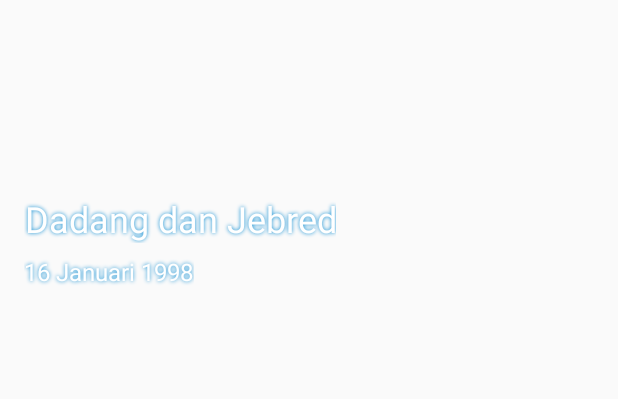
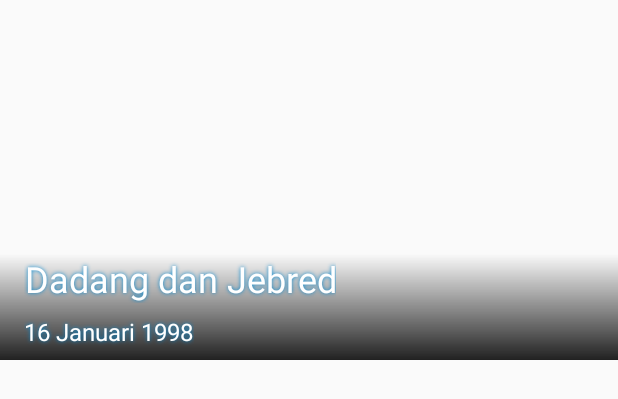
Before and after one commit to indraAsLesmana/Nikahin, an Android app: the layout item_invitation_gallery.xml on its own in the app's theme, with its tools: preview values and no code run, on a phone screen of 412 x 824 dp. Shown: the top 399 px of the screen. Run offline under Robolectric (Android 15) with nearby library versions, the phone set to English and light mode, and no system bars.

Commit message:
add gradient effect on list.

```diff
--- a/mobile/src/main/res/layout-v21/item_invitation_gallery.xml
+++ b/mobile/src/main/res/layout-v21/item_invitation_gallery.xml
@@ -13,10 +13,11 @@
         android:transitionName="@string/transaction_header"/>
 
     <LinearLayout
-        android:layout_width="wrap_content"
+        android:layout_width="match_parent"
         android:layout_height="wrap_content"
         android:layout_gravity="start|bottom"
-        android:orientation="vertical">
+        android:orientation="vertical"
+        android:background="@drawable/gradient_header">
 
         <TextView
             android:id="@+id/name"
--- a/mobile/src/main/res/layout/item_invitation_gallery.xml
+++ b/mobile/src/main/res/layout/item_invitation_gallery.xml
@@ -12,10 +12,11 @@
         android:layout_gravity="center"/>
 
     <LinearLayout
-        android:layout_width="wrap_content"
+        android:layout_width="match_parent"
         android:layout_height="wrap_content"
         android:layout_gravity="start|bottom"
-        android:orientation="vertical">
+        android:orientation="vertical"
+        android:background="@drawable/gradient_header">
 
         <TextView
             android:id="@+id/name"
--- a/mobile/src/main/res/layout/toolbar_collapsing.xml
+++ b/mobile/src/main/res/layout/toolbar_collapsing.xml
@@ -19,15 +19,15 @@
             android:id="@+id/iv_header"
             android:layout_width="match_parent"
             android:layout_height="@dimen/detail_header_image_height"
-            android:src="@drawable/gradient_header"
             app:layout_collapseMode="parallax" />
 
         <LinearLayout
-            android:layout_width="250dp"
+            android:layout_width="match_parent"
             android:layout_height="wrap_content"
             android:layout_gravity="start|bottom"
             android:layout_margin="@dimen/activity_vertical_margin"
-            android:orientation="vertical">
+            android:orientation="vertical"
+            android:src="@drawable/gradient_header">
 
             <TextView
                 style="@style/ItemTitleName"
--- a/mobile/src/main/res/values/dimens.xml
+++ b/mobile/src/main/res/values/dimens.xml
@@ -6,7 +6,7 @@
     <dimen name="button_margin">30dp</dimen>
     <dimen name="toolbar_elevation">4dp</dimen>
     <dimen name="detail_header_image_height">320dp</dimen>
-    <dimen name="item_gallery_height">200dp</dimen>
+    <dimen name="item_gallery_height">240dp</dimen>
     <dimen name="item_loading_margin">8dp</dimen>
     <dimen name="item_loading_padding">10dp</dimen>
     <dimen name="item_loading_height">50dp</dimen>
```
